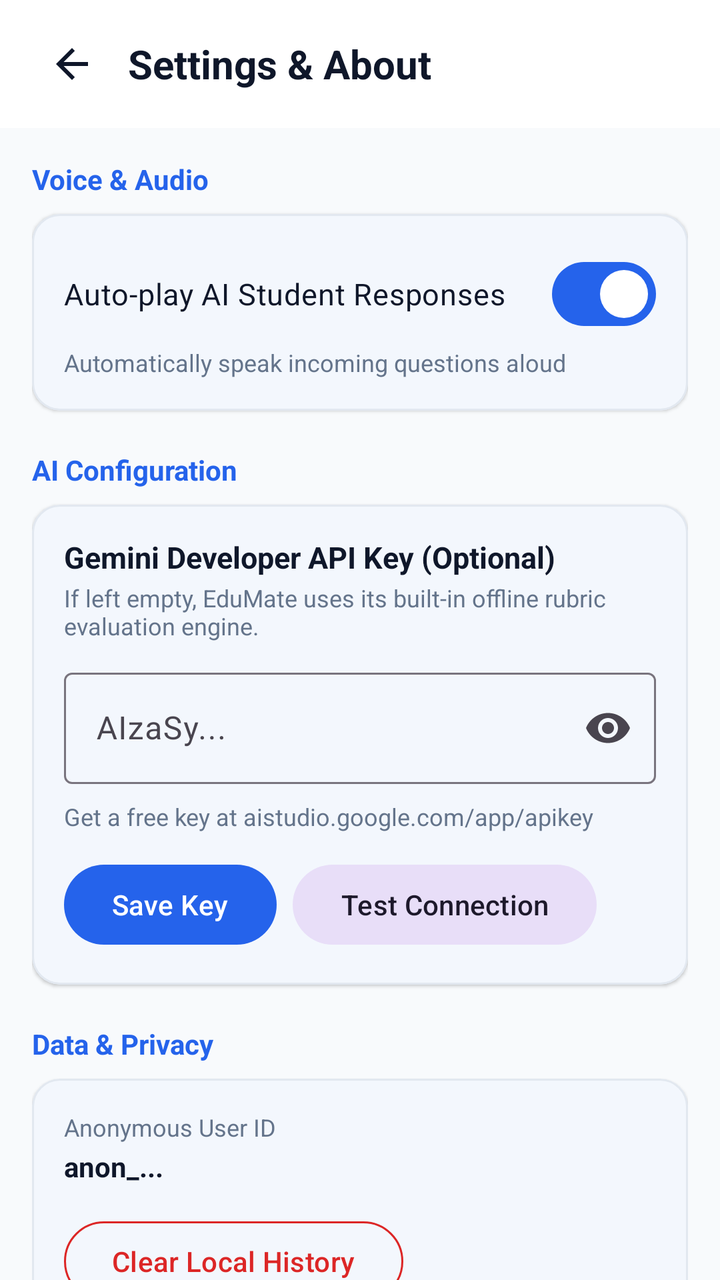
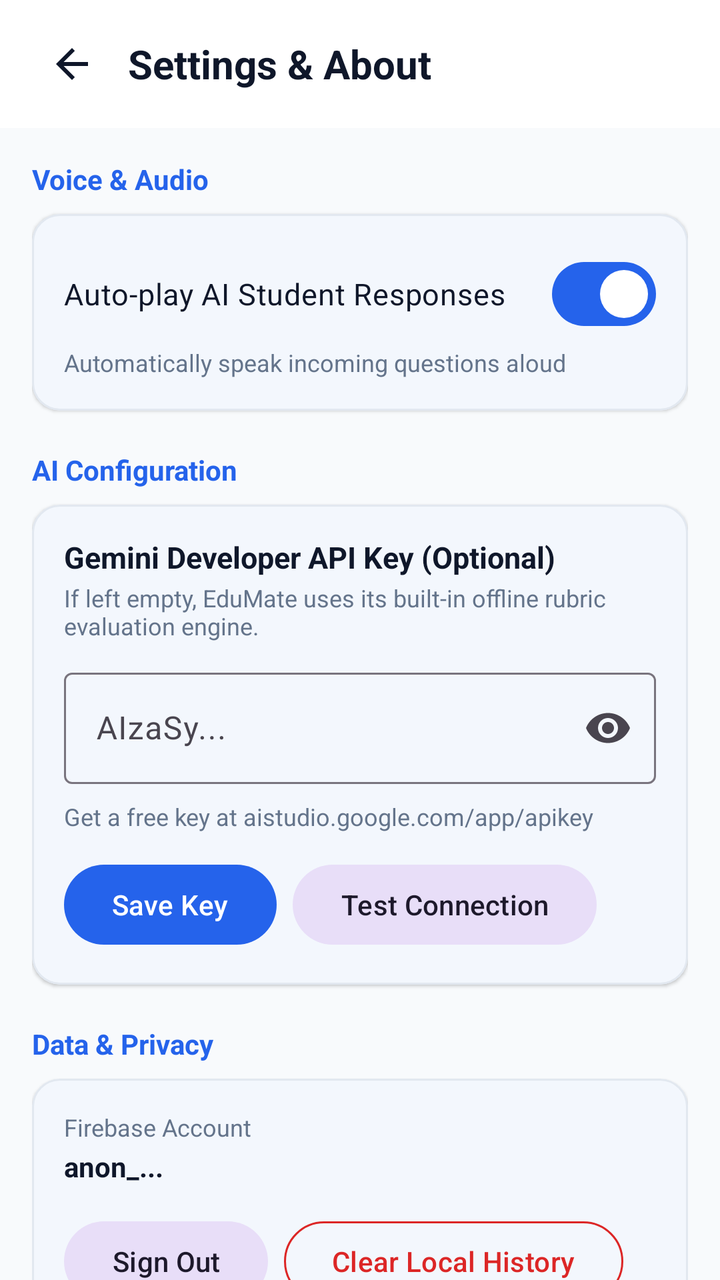

The first picture is an Android layout as it rendered before a commit; the second is the same layout after the commit. The layout source and the unified diff follow.
<!-- AndroidManifest.xml: application theme Theme.EduMate -->
<!-- res/layout/activity_settings.xml -->
<?xml version="1.0" encoding="utf-8"?>
<androidx.coordinatorlayout.widget.CoordinatorLayout xmlns:android="http://schemas.android.com/apk/res/android"
    xmlns:app="http://schemas.android.com/apk/res-auto"
    android:layout_width="match_parent"
    android:layout_height="match_parent"
    android:background="@color/background">

    <com.google.android.material.appbar.AppBarLayout
        android:layout_width="match_parent"
        android:layout_height="wrap_content"
        android:background="@color/surface"
        app:elevation="1dp">

        <androidx.appcompat.widget.Toolbar
            android:id="@+id/toolbar"
            android:layout_width="match_parent"
            android:layout_height="?attr/actionBarSize">

            <LinearLayout
                android:layout_width="match_parent"
                android:layout_height="match_parent"
                android:gravity="center_vertical"
                android:orientation="horizontal">

                <ImageButton
                    android:id="@+id/btn_back"
                    android:layout_width="40dp"
                    android:layout_height="40dp"
                    android:background="?attr/selectableItemBackgroundBorderless"
                    android:contentDescription="Back"
                    android:src="@drawable/ic_arrow_back" />

                <TextView
                    android:layout_width="wrap_content"
                    android:layout_height="wrap_content"
                    android:layout_marginStart="8dp"
                    android:text="@string/title_settings"
                    android:textColor="@color/text_primary"
                    android:textSize="20sp"
                    android:textStyle="bold" />
            </LinearLayout>
        </androidx.appcompat.widget.Toolbar>
    </com.google.android.material.appbar.AppBarLayout>

    <androidx.core.widget.NestedScrollView
        android:layout_width="match_parent"
        android:layout_height="match_parent"
        android:fillViewport="true"
        app:layout_behavior="@string/appbar_scrolling_view_behavior">

        <LinearLayout
            android:layout_width="match_parent"
            android:layout_height="wrap_content"
            android:orientation="vertical"
            android:padding="16dp">

            
            <TextView
                android:layout_width="wrap_content"
                android:layout_height="wrap_content"
                android:layout_marginBottom="8dp"
                android:text="@string/settings_voice_header"
                android:textColor="@color/primary"
                android:textSize="14sp"
                android:textStyle="bold" />

            <com.google.android.material.card.MaterialCardView
                android:layout_width="match_parent"
                android:layout_height="wrap_content"
                android:layout_marginBottom="20dp"
                app:cardBackgroundColor="@color/surface"
                app:cardCornerRadius="14dp"
                app:cardElevation="1dp"
                app:strokeColor="@color/card_border"
                app:strokeWidth="1dp">

                <LinearLayout
                    android:layout_width="match_parent"
                    android:layout_height="wrap_content"
                    android:orientation="vertical"
                    android:padding="16dp">

                    <com.google.android.material.materialswitch.MaterialSwitch
                        android:id="@+id/switch_tts_auto"
                        android:layout_width="match_parent"
                        android:layout_height="wrap_content"
                        android:checked="true"
                        android:text="@string/setting_tts_auto_play"
                        android:textColor="@color/text_primary"
                        android:textSize="15sp" />

                    <TextView
                        android:layout_width="match_parent"
                        android:layout_height="wrap_content"
                        android:layout_marginTop="2dp"
                        android:text="@string/setting_tts_auto_play_summary"
                        android:textColor="@color/text_secondary"
                        android:textSize="12sp" />
                </LinearLayout>
            </com.google.android.material.card.MaterialCardView>

            
            <TextView
                android:layout_width="wrap_content"
                android:layout_height="wrap_content"
                android:layout_marginBottom="8dp"
                android:text="AI Configuration"
                android:textColor="@color/primary"
                android:textSize="14sp"
                android:textStyle="bold" />

            <com.google.android.material.card.MaterialCardView
                android:layout_width="match_parent"
                android:layout_height="wrap_content"
                android:layout_marginBottom="20dp"
                app:cardBackgroundColor="@color/surface"
                app:cardCornerRadius="14dp"
                app:cardElevation="1dp"
                app:strokeColor="@color/card_border"
                app:strokeWidth="1dp">

                <LinearLayout
                    android:layout_width="match_parent"
                    android:layout_height="wrap_content"
                    android:orientation="vertical"
                    android:padding="16dp">

                    <TextView
                        android:layout_width="wrap_content"
                        android:layout_height="wrap_content"
                        android:text="Gemini Developer API Key (Optional)"
                        android:textColor="@color/text_primary"
                        android:textSize="15sp"
                        android:textStyle="bold" />

                    <TextView
                        android:layout_width="wrap_content"
                        android:layout_height="wrap_content"
                        android:layout_marginTop="2dp"
                        android:layout_marginBottom="10dp"
                        android:text="If left empty, EduMate uses its built-in offline rubric evaluation engine."
                        android:textColor="@color/text_secondary"
                        android:textSize="12sp" />

                    <com.google.android.material.textfield.TextInputLayout
                        style="@style/Widget.Material3.TextInputLayout.OutlinedBox"
                        android:layout_width="match_parent"
                        android:layout_height="wrap_content"
                        android:layout_marginBottom="8dp"
                        app:endIconMode="password_toggle">

                        <com.google.android.material.textfield.TextInputEditText
                            android:id="@+id/et_api_key"
                            android:layout_width="match_parent"
                            android:layout_height="wrap_content"
                            android:hint="AIzaSy..."
                            android:inputType="textPassword" />
                    </com.google.android.material.textfield.TextInputLayout>

                    <TextView
                        android:id="@+id/tv_api_key_status"
                        android:layout_width="match_parent"
                        android:layout_height="wrap_content"
                        android:layout_marginBottom="12dp"
                        android:text="Get a free key at aistudio.google.com/app/apikey"
                        android:textColor="@color/text_secondary"
                        android:textSize="12sp" />

                    <LinearLayout
                        android:layout_width="match_parent"
                        android:layout_height="wrap_content"
                        android:orientation="horizontal">

                        <com.google.android.material.button.MaterialButton
                            android:id="@+id/btn_save_api_key"
                            style="@style/Widget.Material3.Button"
                            android:layout_width="wrap_content"
                            android:layout_height="wrap_content"
                            android:text="Save Key" />

                        <com.google.android.material.button.MaterialButton
                            android:id="@+id/btn_test_api_key"
                            style="@style/Widget.Material3.Button.TonalButton"
                            android:layout_width="wrap_content"
                            android:layout_height="wrap_content"
                            android:layout_marginStart="8dp"
                            android:text="Test Connection" />
                    </LinearLayout>
                </LinearLayout>
            </com.google.android.material.card.MaterialCardView>

            
            <TextView
                android:layout_width="wrap_content"
                android:layout_height="wrap_content"
                android:layout_marginBottom="8dp"
                android:text="@string/settings_data_header"
                android:textColor="@color/primary"
                android:textSize="14sp"
                android:textStyle="bold" />

            <com.google.android.material.card.MaterialCardView
                android:layout_width="match_parent"
                android:layout_height="wrap_content"
                android:layout_marginBottom="20dp"
                app:cardBackgroundColor="@color/surface"
                app:cardCornerRadius="14dp"
                app:cardElevation="1dp"
                app:strokeColor="@color/card_border"
                app:strokeWidth="1dp">

                <LinearLayout
                    android:layout_width="match_parent"
                    android:layout_height="wrap_content"
                    android:orientation="vertical"
                    android:padding="16dp">

                    <TextView
                        android:layout_width="wrap_content"
                        android:layout_height="wrap_content"
                        android:text="Anonymous User ID"
                        android:textColor="@color/text_secondary"
                        android:textSize="12sp" />

                    <TextView
                        android:id="@+id/tv_user_id"
                        android:layout_width="wrap_content"
                        android:layout_height="wrap_content"
                        android:layout_marginTop="2dp"
                        android:layout_marginBottom="14dp"
                        android:text="anon_..."
                        android:textColor="@color/text_primary"
                        android:textSize="14sp"
                        android:textStyle="bold" />

                    <com.google.android.material.button.MaterialButton
                        android:id="@+id/btn_clear_data"
                        style="@style/Widget.Material3.Button.OutlinedButton"
                        android:layout_width="wrap_content"
                        android:layout_height="wrap_content"
                        android:text="@string/setting_clear_data"
                        android:textColor="@color/score_poor"
                        app:strokeColor="@color/score_poor" />
                </LinearLayout>
            </com.google.android.material.card.MaterialCardView>

            
            <com.google.android.material.card.MaterialCardView
                android:layout_width="match_parent"
                android:layout_height="wrap_content"
                android:layout_marginBottom="20dp"
                app:cardBackgroundColor="@color/surface_variant"
                app:cardCornerRadius="14dp"
                app:cardElevation="0dp">

                <LinearLayout
                    android:layout_width="match_parent"
                    android:layout_height="wrap_content"
                    android:orientation="vertical"
                    android:padding="16dp">

                    <TextView
                        android:layout_width="wrap_content"
                        android:layout_height="wrap_content"
                        android:text="@string/privacy_notice_title"
                        android:textColor="@color/text_primary"
                        android:textSize="14sp"
                        android:textStyle="bold" />

                    <TextView
                        android:layout_width="match_parent"
                        android:layout_height="wrap_content"
                        android:layout_marginTop="4dp"
                        android:lineSpacingExtra="2dp"
                        android:text="@string/privacy_notice_content"
                        android:textColor="@color/text_secondary"
                        android:textSize="12sp" />
                </LinearLayout>
            </com.google.android.material.card.MaterialCardView>

            
            <TextView
                android:layout_width="match_parent"
                android:layout_height="wrap_content"
                android:gravity="center"
                android:text="@string/settings_version"
                android:textColor="@color/text_hint"
                android:textSize="12sp" />

        </LinearLayout>
    </androidx.core.widget.NestedScrollView>
</androidx.coordinatorlayout.widget.CoordinatorLayout>
<!-- resources referenced by this layout -->
<resources>
  <color name="background">#F8FAFC</color>
  <color name="card_border">#E2E8F0</color>
  <color name="primary">#2563EB</color>
  <color name="score_poor">#DC2626</color>
  <color name="surface">#FFFFFF</color>
  <color name="surface_variant">#F1F5F9</color>
  <color name="text_hint">#94A3B8</color>
  <color name="text_primary">#0F172A</color>
  <color name="text_secondary">#64748B</color>
  <!-- drawable ic_arrow_back (drawable) -->
  <vector xmlns:android="http://schemas.android.com/apk/res/android"
      android:width="24dp"
      android:height="24dp"
      android:viewportWidth="24"
      android:viewportHeight="24">
      <path
          android:fillColor="#FF0F172A"
          android:pathData="M20,11H7.83l5.59,-5.59L12,4l-8,8 8,8 1.41,-1.41L7.83,13H20v-2z"/>
  </vector>
  <string name="privacy_notice_content">EduMate sends topic and conversation text to the AI model solely to generate student questions and rubric feedback. Your data is not sold or shared with third parties.</string>
  <string name="privacy_notice_title">Privacy Notice</string>
  <string name="setting_clear_data">Clear Local History</string>
  <string name="setting_tts_auto_play">Auto-play AI Student Responses</string>
  <string name="setting_tts_auto_play_summary">Automatically speak incoming questions aloud</string>
  <string name="settings_data_header">Data &amp; Privacy</string>
  <string name="settings_version">Version 1.0.0 (Course Project Build)</string>
  <string name="settings_voice_header">Voice &amp; Audio</string>
  <string name="title_settings">Settings &amp; About</string>
  <style name="Theme.EduMate" parent="Theme.Material3.DayNight.NoActionBar">
          <item name="colorPrimary">@color/primary</item>
          <item name="colorPrimaryVariant">@color/primary_variant</item>
          <item name="colorOnPrimary">@color/on_primary</item>
          <item name="colorSecondary">@color/secondary</item>
          <item name="colorOnSecondary">@color/on_secondary</item>
          <item name="android:colorBackground">@color/background</item>
          <item name="colorSurface">@color/surface</item>
          <item name="android:textColorPrimary">@color/text_primary</item>
          <item name="android:textColorSecondary">@color/text_secondary</item>
          <item name="android:statusBarColor">@color/surface</item>
          <item name="android:windowLightStatusBar">true</item>
      </style>
  <color name="primary_variant">#1E40AF</color>
  <color name="on_primary">#FFFFFF</color>
  <color name="secondary">#0D9488</color>
  <color name="on_secondary">#FFFFFF</color>
</resources>

<!-- the commit's change to res/layout/activity_settings.xml (unified diff, before → after) -->
@@ -216,9 +216,10 @@
                     android:padding="16dp">
 
                     <TextView
-                        android:layout_width="wrap_content"
-                        android:layout_height="wrap_content"
-                        android:text="Anonymous User ID"
+                        android:id="@+id/tv_account_label"
+                        android:layout_width="wrap_content"
+                        android:layout_height="wrap_content"
+                        android:text="Firebase Account"
                         android:textColor="@color/text_secondary"
                         android:textSize="12sp" />
 
@@ -233,14 +234,28 @@
                         android:textSize="14sp"
                         android:textStyle="bold" />
 
-                    <com.google.android.material.button.MaterialButton
-                        android:id="@+id/btn_clear_data"
-                        style="@style/Widget.Material3.Button.OutlinedButton"
-                        android:layout_width="wrap_content"
-                        android:layout_height="wrap_content"
-                        android:text="@string/setting_clear_data"
-                        android:textColor="@color/score_poor"
-                        app:strokeColor="@color/score_poor" />
+                    <LinearLayout
+                        android:layout_width="match_parent"
+                        android:layout_height="wrap_content"
+                        android:orientation="horizontal">
+
+                        <com.google.android.material.button.MaterialButton
+                            android:id="@+id/btn_sign_out"
+                            style="@style/Widget.Material3.Button.TonalButton"
+                            android:layout_width="wrap_content"
+                            android:layout_height="wrap_content"
+                            android:text="Sign Out" />
+
+                        <com.google.android.material.button.MaterialButton
+                            android:id="@+id/btn_clear_data"
+                            style="@style/Widget.Material3.Button.OutlinedButton"
+                            android:layout_width="wrap_content"
+                            android:layout_height="wrap_content"
+                            android:layout_marginStart="8dp"
+                            android:text="@string/setting_clear_data"
+                            android:textColor="@color/score_poor"
+                            app:strokeColor="@color/score_poor" />
+                    </LinearLayout>
                 </LinearLayout>
             </com.google.android.material.card.MaterialCardView>
 
